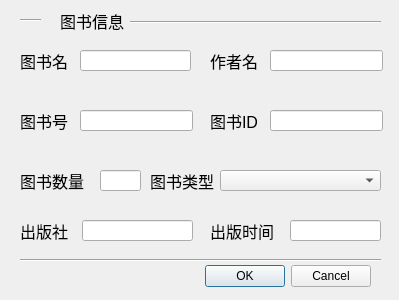
The window that LibraryManager/bookinformationmanagermodifydialog.ui (Guodanding/713topteam_LibraryManagerSystem) describes before a commit, drawn with Qt 5.
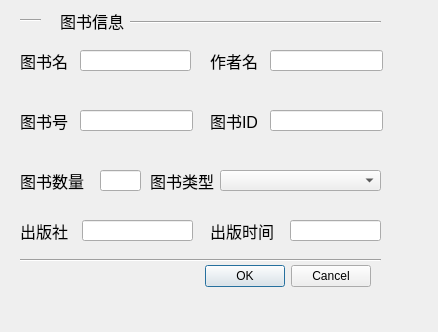
The same window after the commit.

What changed in the file:
```diff
--- a/LibraryManager/bookinformationmanagermodifydialog.ui
+++ b/LibraryManager/bookinformationmanagermodifydialog.ui
@@ -6,8 +6,8 @@
    <rect>
     <x>0</x>
     <y>0</y>
-    <width>399</width>
-    <height>300</height>
+    <width>438</width>
+    <height>332</height>
    </rect>
   </property>
   <property name="windowTitle">
```
